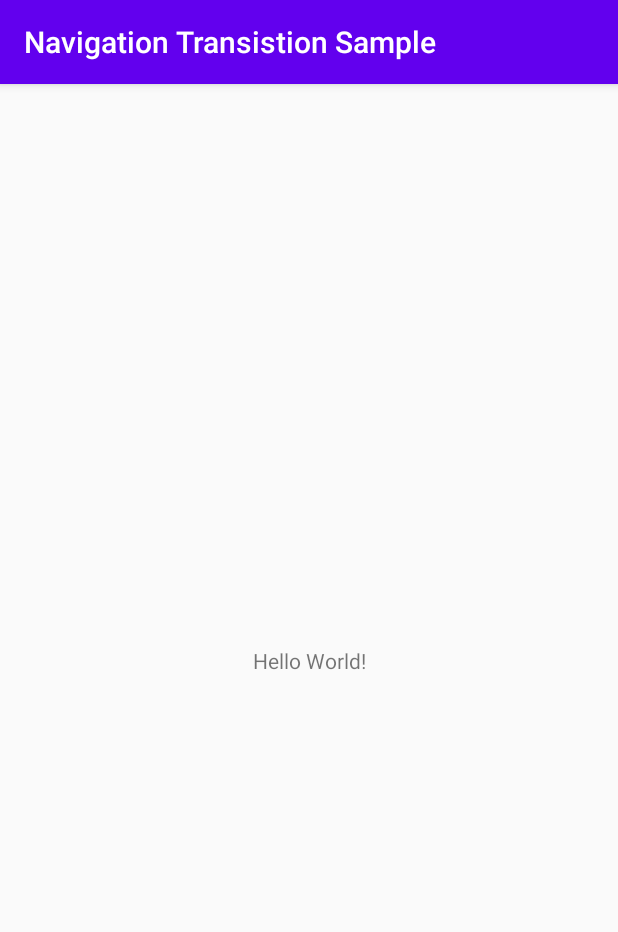
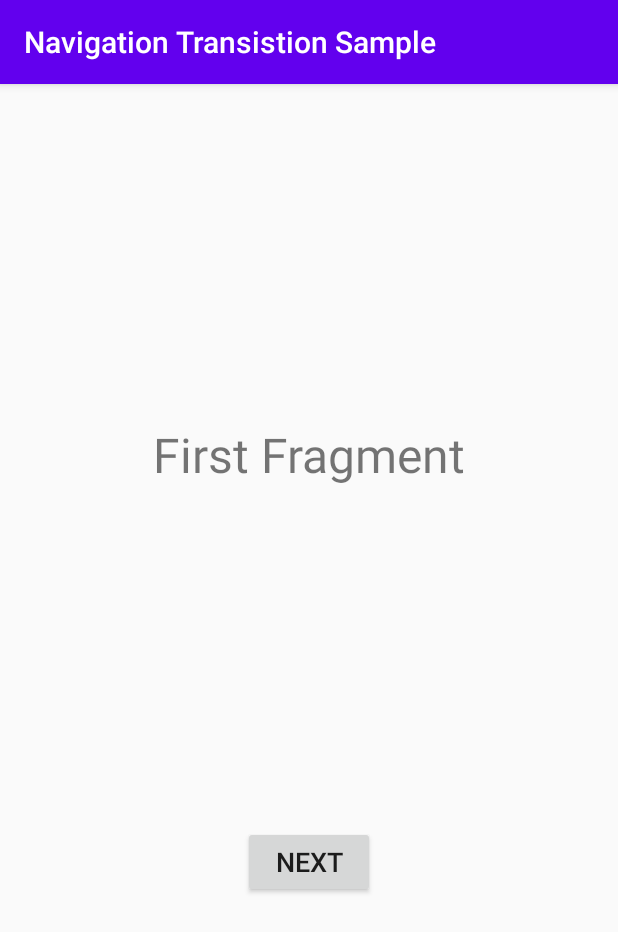
Before and after one commit to asagi71/AppDevSample, an Android app: the screen it shows after launch (MainActivity), on a phone screen of 412 x 824 dp. Shown: the top 932 px of the screen. Run offline under Robolectric (Android 15) with nearby library versions, the phone set to English and light mode, and no system bars.

Commit message:
add new file

```diff
--- a/NavigationTransistionSample/app/build.gradle
+++ b/NavigationTransistionSample/app/build.gradle
@@ -34,4 +34,8 @@ dependencies {
     testImplementation 'junit:junit:4.12'
     androidTestImplementation 'androidx.test.ext:junit:1.1.1'
     androidTestImplementation 'androidx.test.espresso:espresso-core:3.2.0'
+    implementation "android.arch.navigation:navigation-fragment:1.0.0"
+    implementation "android.arch.navigation:navigation-ui:1.0.0"
+    implementation "android.arch.navigation:navigation-fragment-ktx:1.0.0"
+    implementation "android.arch.navigation:navigation-ui-ktx:1.0.0"
 }
--- /dev/null
+++ b/NavigationTransistionSample/app/src/main/java/com/example/navigationtransistionsample/FirstFragment.kt
@@ -0,0 +1,25 @@
+package com.example.navigationtransistionsample
+
+import android.os.Bundle
+import android.view.LayoutInflater
+import android.view.View
+import android.view.ViewGroup
+import androidx.fragment.app.Fragment
+import androidx.navigation.Navigation.findNavController
+import androidx.navigation.fragment.findNavController
+import kotlinx.android.synthetic.main.fragment_first.view.*
+
+class FirstFragment : Fragment(){
+    override fun onCreateView(
+        inflater: LayoutInflater,
+        container: ViewGroup?,
+        savedInstanceState: Bundle?
+    ): View? {
+        val view = inflater.inflate(R.layout.fragment_first, container, false)
+        view.button.setOnClickListener {
+            findNavController().navigate(R.id.action_first_to_second)
+        }
+        return view
+    }
+
+}
--- a/NavigationTransistionSample/app/src/main/res/layout/activity_main.xml
+++ b/NavigationTransistionSample/app/src/main/res/layout/activity_main.xml
@@ -6,13 +6,12 @@
     android:layout_height="match_parent"
     tools:context=".MainActivity">
 
-    <TextView
-        android:layout_width="wrap_content"
-        android:layout_height="wrap_content"
-        android:text="Hello World!"
-        app:layout_constraintBottom_toBottomOf="parent"
-        app:layout_constraintLeft_toLeftOf="parent"
-        app:layout_constraintRight_toRightOf="parent"
-        app:layout_constraintTop_toTopOf="parent" />
+    <fragment
+        android:id="@+id/nav_host_fragment"
+        android:layout_height="match_parent"
+        android:layout_width="match_parent"
+        android:name="androidx.navigation.fragment.NavHostFragment"
+        app:navGraph="@navigation/navigation_graph"
+        app:defaultNavHost="true" />
 
 </androidx.constraintlayout.widget.ConstraintLayout>
--- /dev/null
+++ b/NavigationTransistionSample/app/src/main/res/layout/fragment_first.xml
@@ -0,0 +1,29 @@
+<?xml version="1.0" encoding="utf-8"?>
+<androidx.constraintlayout.widget.ConstraintLayout
+    xmlns:android="http://schemas.android.com/apk/res/android"
+    android:layout_width="match_parent"
+    android:layout_height="match_parent"
+    xmlns:app="http://schemas.android.com/apk/res-auto">
+    <TextView
+        android:id="@+id/textView"
+        android:layout_width="wrap_content"
+        android:layout_height="wrap_content"
+        android:text="First Fragment"
+        android:textSize="32sp"
+        app:layout_constraintTop_toTopOf="parent"
+        app:layout_constraintBottom_toTopOf="@+id/button"
+        app:layout_constraintStart_toStartOf="parent"
+        app:layout_constraintEnd_toEndOf="parent" />
+
+    <Button
+        android:id="@+id/button"
+        android:layout_width="wrap_content"
+        android:layout_height="wrap_content"
+        android:text="Next"
+        android:textSize="18sp"
+        app:layout_constraintTop_toBottomOf="@+id/textView"
+        app:layout_constraintBottom_toBottomOf="parent"
+        app:layout_constraintStart_toStartOf="parent"
+        app:layout_constraintEnd_toEndOf="parent" />
+
+</androidx.constraintlayout.widget.ConstraintLayout>
--- /dev/null
+++ b/NavigationTransistionSample/app/src/main/res/navigation/navigation_graph.xml
@@ -0,0 +1,36 @@
+<?xml version="1.0" encoding="utf-8"?>
+<navigation xmlns:android="http://schemas.android.com/apk/res/android"
+    xmlns:app="http://schemas.android.com/apk/res-auto"
+    xmlns:tools="http://schemas.android.com/tools"
+    android:id="@+id/navigation_graph"
+    app:startDestination="@id/firstFragment">
+    <fragment
+        android:id="@+id/firstFragment"
+        android:name="com.example.navigationtransistionsample.FirstFragment"
+        android:label="fragment_first"
+        tools:layout="@layout/fragment_first" >
+        <action
+            android:id="@+id/action_first_to_second"
+            app:destination="@id/secondFragment" />
+    </fragment>
+
+    <fragment
+        android:id="@+id/secondFragment"
+        android:name="com.example.navigationtransistionsample.SecondFragment"
+        android:label="fragment_second"
+        tools:layout="@layout/fragment_second" >
+        <action
+            android:id="@+id/action_second_to_third"
+            app:destination="@id/thirdFragment" />
+    </fragment>
+
+    <fragment
+        android:id="@+id/thirdFragment"
+        android:name="com.example.navigationtransistionsample.ThirdFragment"
+        android:label="fragment_third"
+        tools:layout="@layout/fragment_third">
+        <action
+            android:id="@+id/action_third_to_first"
+            app:destination="@id/firstFragment" />
+    </fragment>
+</navigation>
```
Also changed, not shown: NavigationTransistionSample/app/src/main/java/com/example/navigationtransistionsample/SecondFragment.kt (added, +23 -0 lines), NavigationTransistionSample/app/src/main/java/com/example/navigationtransistionsample/ThirdFragment.kt (added, +23 -0 lines), NavigationTransistionSample/app/src/main/res/layout/fragment_second.xml (added, +30 -0 lines), NavigationTransistionSample/app/src/main/res/layout/fragment_third.xml (added, +30 -0 lines).
